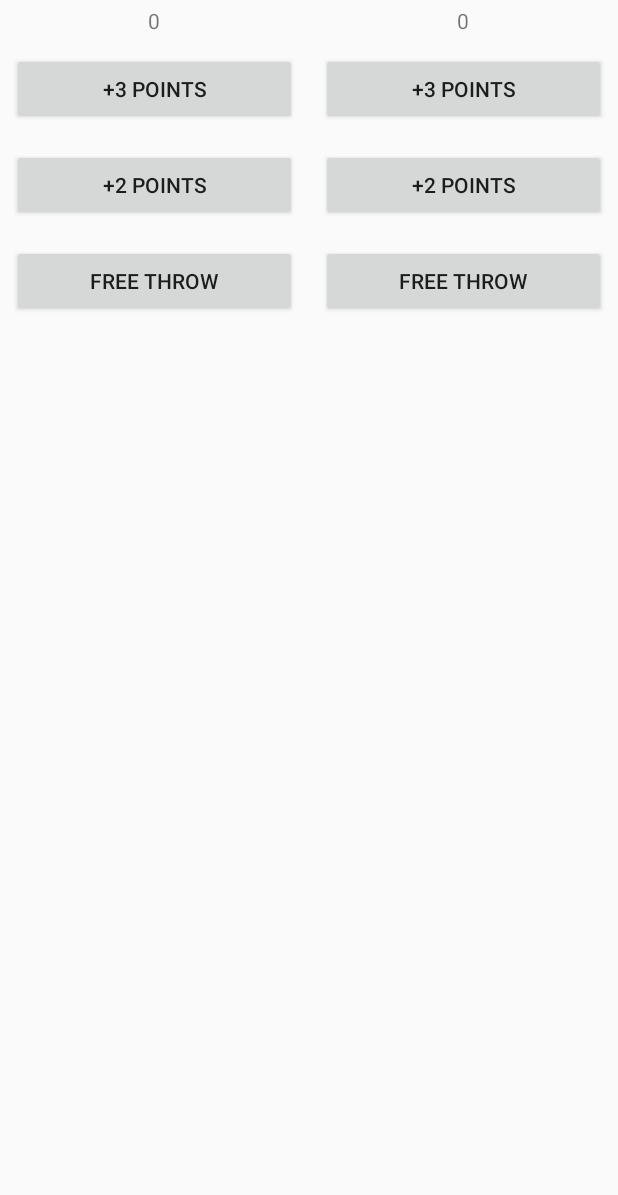
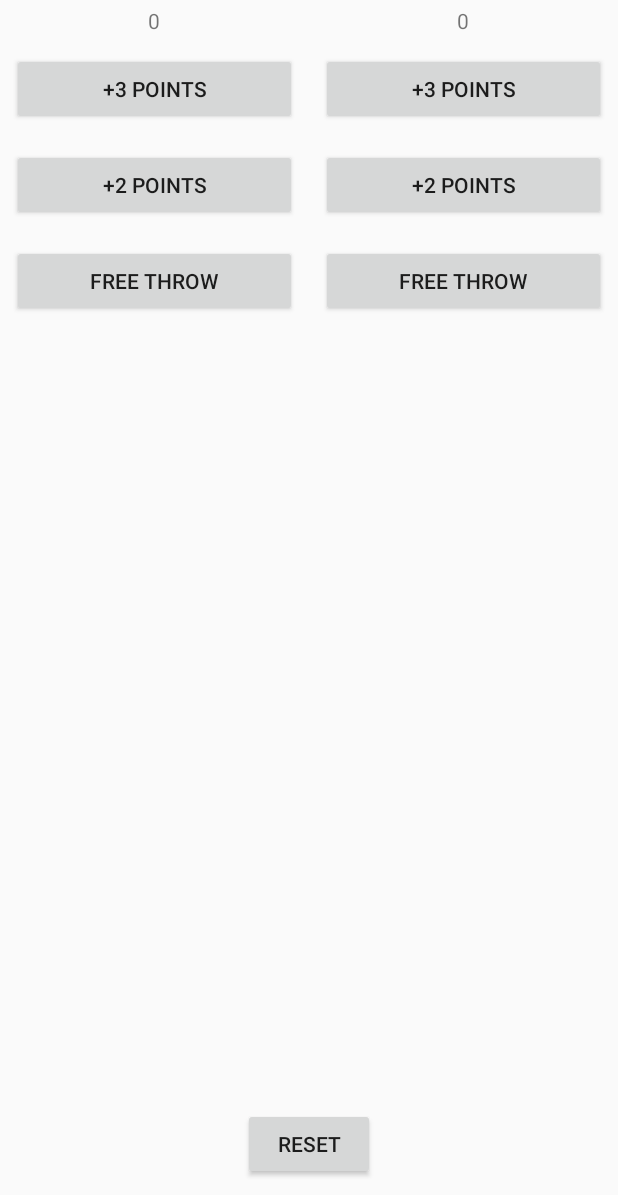
Before and after one commit to GregoryWilusz/GDCS_CourtCounter, an Android app: the screen it shows after launch (MainActivity), on a phone screen of 412 x 824 dp, the part 41-1236 px from its top. Run offline under Robolectric (Android 15) with nearby library versions, the phone set to English and light mode, and no system bars.

Commit message:
Added Reset button + positioning on the screen

```diff
--- a/app/src/main/java/com/example/android/courtcounter/MainActivity.java
+++ b/app/src/main/java/com/example/android/courtcounter/MainActivity.java
@@ -58,4 +58,11 @@ public class MainActivity extends AppCompatActivity {
         scoreTeamB += 1;
         displayForTeamB(scoreTeamB);
     }
+
+    public void resetScore(View view) {
+        scoreTeamA = 0;
+        displayForTeamA(scoreTeamA);
+        scoreTeamB = 0;
+        displayForTeamB(scoreTeamB);
+    }
 }
--- a/app/src/main/res/layout/activity_main.xml
+++ b/app/src/main/res/layout/activity_main.xml
@@ -1,14 +1,18 @@
 <?xml version="1.0" encoding="utf-8"?>
-<LinearLayout xmlns:android="http://schemas.android.com/apk/res/android"
+<RelativeLayout xmlns:android="http://schemas.android.com/apk/res/android"
     xmlns:tools="http://schemas.android.com/tools"
     android:layout_width="match_parent"
     android:layout_height="match_parent"
-    android:orientation="horizontal"
     tools:context="com.example.android.courtcounter.MainActivity">
 
     <LinearLayout
+        android:layout_width="match_parent"
+        android:layout_height="wrap_content"
+        android:orientation="horizontal">
+
+        <LinearLayout
             android:layout_width="0dp"
-        android:layout_height="match_parent"
+            android:layout_height="wrap_content"
             android:layout_weight="1"
             android:orientation="vertical">
 
@@ -51,7 +55,7 @@
 
         <LinearLayout
             android:layout_width="0dp"
-        android:layout_height="match_parent"
+            android:layout_height="wrap_content"
             android:layout_weight="1"
             android:orientation="vertical">
 
@@ -93,3 +97,16 @@
         </LinearLayout>
 
     </LinearLayout>
+
+
+    <Button
+        android:layout_width="wrap_content"
+        android:layout_height="wrap_content"
+        android:layout_alignParentBottom="true"
+        android:layout_centerHorizontal="true"
+        android:layout_marginBottom="10dp"
+        android:onClick="resetScore"
+        android:text="@string/btn_reset" />
+
+
+</RelativeLayout>
--- a/app/src/main/res/values/strings.xml
+++ b/app/src/main/res/values/strings.xml
@@ -6,4 +6,5 @@
     <string name="btn_3pts">+3 points</string>
     <string name="btn_2pts">+2 points</string>
     <string name="btn_1pts">Free throw</string>
+    <string name="btn_reset">Reset</string>
 </resources>
```
Lines whose indentation alone changed are shown as unchanged.
